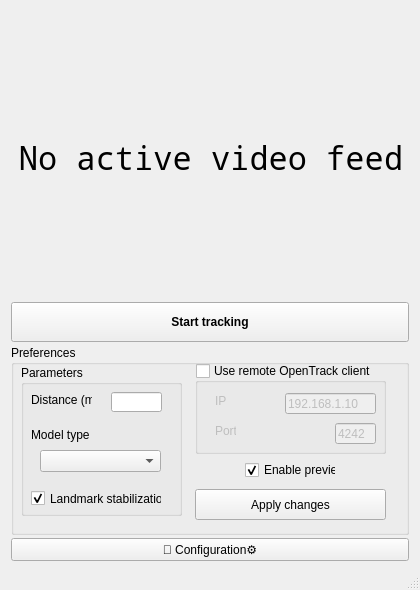
The window that Client/src/view/MainWindow.ui (AIRLegend/aitrack) describes before a commit, drawn with Qt 5.
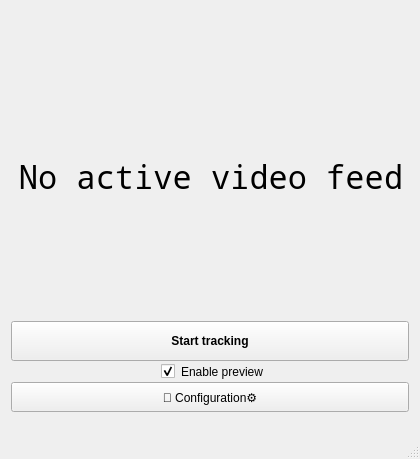
The same window after the commit. Icons and pictures are not drawn.

Commit message: Moved all config stuff to the Config Window and fixed the issue related to not storing properly IP and port (Github issue #30).

Diff of the .ui file:
```diff
--- a/Client/src/view/MainWindow.ui
+++ b/Client/src/view/MainWindow.ui
@@ -7,7 +7,7 @@
     <x>0</x>
     <y>0</y>
     <width>420</width>
-    <height>590</height>
+    <height>459</height>
    </rect>
   </property>
   <property name="sizePolicy">
@@ -197,249 +197,53 @@
        </widget>
       </item>
       <item>
-       <widget class="QGroupBox" name="prefsGroupbox">
+       <widget class="QCheckBox" name="chkVideoPreview">
         <property name="sizePolicy">
-         <sizepolicy hsizetype="Preferred" vsizetype="Fixed">
+         <sizepolicy hsizetype="Minimum" vsizetype="Fixed">
           <horstretch>0</horstretch>
-          <verstretch>1</verstretch>
+          <verstretch>0</verstretch>
          </sizepolicy>
         </property>
-        <property name="minimumSize">
-         <size>
-          <width>300</width>
-          <height>190</height>
-         </size>
+        <property name="toolTip">
+         <string>You can disable the video preview to further reduce the CPU usage of AITrack.</string>
         </property>
-        <property name="maximumSize">
-         <size>
-          <width>399</width>
-          <height>190</height>
-         </size>
+        <property name="toolTipDuration">
+         <number>-1</number>
         </property>
-        <property name="title">
-         <string>Preferences</string>
+        <property name="whatsThis">
+         <string>Disables the video preview.</string>
         </property>
-        <property name="alignment">
-         <set>Qt::AlignLeading|Qt::AlignLeft|Qt::AlignTop</set>
+        <property name="layoutDirection">
+         <enum>Qt::LeftToRight</enum>
         </property>
-        <widget class="QGroupBox" name="sendGroupbox">
-         <property name="enabled">
-          <bool>true</bool>
-         </property>
-         <property name="geometry">
-          <rect>
-           <x>184</x>
-           <y>18</y>
-           <width>191</width>
-           <height>91</height>
-          </rect>
-         </property>
-         <property name="title">
-          <string>Use remote OpenTrack client</string>
-         </property>
-         <property name="checkable">
-          <bool>true</bool>
-         </property>
-         <property name="checked">
-          <bool>false</bool>
-         </property>
-         <widget class="QLineEdit" name="ipField">
-          <property name="geometry">
-           <rect>
-            <x>90</x>
-            <y>30</y>
-            <width>91</width>
-            <height>21</height>
-           </rect>
-          </property>
-          <property name="acceptDrops">
-           <bool>false</bool>
-          </property>
-          <property name="toolTip">
-           <string>&lt;html&gt;&lt;head/&gt;&lt;body&gt;&lt;p&gt;IP address where Opentrack is running. Leave empty for using local PC IP address.&lt;/p&gt;&lt;/body&gt;&lt;/html&gt;</string>
-          </property>
-          <property name="whatsThis">
-           <string>asadf</string>
-          </property>
-          <property name="layoutDirection">
-           <enum>Qt::LeftToRight</enum>
-          </property>
-          <property name="text">
-           <string>192.168.1.10</string>
-          </property>
-         </widget>
-         <widget class="QLabel" name="label">
-          <property name="geometry">
-           <rect>
-            <x>20</x>
-            <y>30</y>
-            <width>21</width>
-            <height>16</height>
-           </rect>
-          </property>
-          <property name="text">
-           <string>IP</string>
-          </property>
-         </widget>
-         <widget class="QLabel" name="label_2">
-          <property name="geometry">
-           <rect>
-            <x>20</x>
-            <y>60</y>
-            <width>21</width>
-            <height>16</height>
-           </rect>
-          </property>
-          <property name="text">
-           <string>Port</string>
-          </property>
-         </widget>
-         <widget class="QLineEdit" name="portField">
-          <property name="geometry">
-           <rect>
-            <x>140</x>
-            <y>60</y>
-            <width>41</width>
-            <height>21</height>
-           </rect>
-          </property>
-          <property name="layoutDirection">
-           <enum>Qt::LeftToRight</enum>
-          </property>
-          <property name="text">
-           <string>4242</string>
-          </property>
-         </widget>
-        </widget>
-        <widget class="QGroupBox" name="paramsGroupBox">
-         <property name="geometry">
-          <rect>
-           <x>10</x>
-           <y>20</y>
-           <width>161</width>
-           <height>151</height>
-          </rect>
-         </property>
-         <property name="title">
-          <string>Parameters</string>
-         </property>
-         <widget class="QLabel" name="label_8">
-          <property name="geometry">
-           <rect>
-            <x>10</x>
-            <y>26</y>
-            <width>61</width>
-            <height>18</height>
-           </rect>
-          </property>
-          <property name="text">
-           <string>Distance (m)</string>
-          </property>
-         </widget>
-         <widget class="QLineEdit" name="distanceField">
-          <property name="geometry">
-           <rect>
-            <x>90</x>
-            <y>27</y>
-            <width>51</width>
-            <height>20</height>
-           </rect>
-          </property>
-          <property name="text">
-           <string/>
-          </property>
-         </widget>
-         <widget class="QLabel" name="label_3">
-          <property name="geometry">
-           <rect>
-            <x>10</x>
-            <y>62</y>
-            <width>121</width>
-            <height>16</height>
-           </rect>
-          </property>
-          <property name="text">
-           <string>Model type</string>
-          </property>
-         </widget>
-         <widget class="QComboBox" name="modeltypeSelect">
-          <property name="geometry">
-           <rect>
-            <x>19</x>
-            <y>85</y>
-            <width>121</width>
-            <height>22</height>
-           </rect>
-          </property>
-         </widget>
-         <widget class="QCheckBox" name="landmarkStabChck">
-          <property name="geometry">
-           <rect>
-            <x>10</x>
-            <y>118</y>
-            <width>131</width>
-            <height>31</height>
-           </rect>
-          </property>
-          <property name="toolTip">
-           <string>&lt;html&gt;&lt;head/&gt;&lt;body&gt;&lt;p&gt;&lt;span style=&quot; font-weight:600;&quot;&gt;Experimental&lt;/span&gt;&lt;/p&gt;&lt;p&gt;Apply a filter to reduce noise on the recognized facial landmarks. Can reduce noise and thus, make you able to reduce the amount of Acella fitlering in Opentrack, gaining responsiveness.&lt;/p&gt;&lt;/body&gt;&lt;/html&gt;</string>
-          </property>
-          <property name="toolTipDuration">
-           <number>-1</number>
-          </property>
-          <property name="text">
-           <string>Landmark stabilization</string>
-          </property>
-          <property name="checked">
-           <bool>true</bool>
-          </property>
-         </widget>
-        </widget>
-        <widget class="QPushButton" name="saveBtn">
-         <property name="geometry">
-          <rect>
-           <x>184</x>
-           <y>144</y>
-           <width>191</width>
-           <height>31</height>
-          </rect>
-         </property>
-         <property name="sizePolicy">
-          <sizepolicy hsizetype="Fixed" vsizetype="Fixed">
-           <horstretch>0</horstretch>
-           <verstretch>0</verstretch>
-          </sizepolicy>
-         </property>
-         <property name="text">
-          <string>Apply changes</string>
-         </property>
-        </widget>
-        <widget class="QCheckBox" name="chkVideoPreview">
-         <property name="geometry">
-          <rect>
-           <x>234</x>
-           <y>115</y>
-           <width>91</width>
-           <height>20</height>
-          </rect>
-         </property>
-         <property name="toolTip">
-          <string>You can disable the video preview to further reduce the CPU usage of AITrack.</string>
-         </property>
-         <property name="toolTipDuration">
-          <number>-1</number>
-         </property>
-         <property name="text">
-          <string>Enable preview</string>
-         </property>
-         <property name="checked">
-          <bool>true</bool>
-         </property>
-        </widget>
+        <property name="autoFillBackground">
+         <bool>false</bool>
+        </property>
+        <property name="styleSheet">
+         <string notr="true">margin-left:150%; </string>
+        </property>
+        <property name="text">
+         <string>Enable preview</string>
+        </property>
+        <property name="checked">
+         <bool>true</bool>
+        </property>
        </widget>
       </item>
       <item>
        <widget class="QPushButton" name="btnConfig">
+        <property name="sizePolicy">
+         <sizepolicy hsizetype="Expanding" vsizetype="Fixed">
+          <horstretch>0</horstretch>
+          <verstretch>0</verstretch>
+         </sizepolicy>
+        </property>
+        <property name="minimumSize">
+         <size>
+          <width>0</width>
+          <height>30</height>
+         </size>
+        </property>
         <property name="text">
          <string>🔧 Configuration⚙️</string>
         </property>
```
The commit also changes 9 other files.
